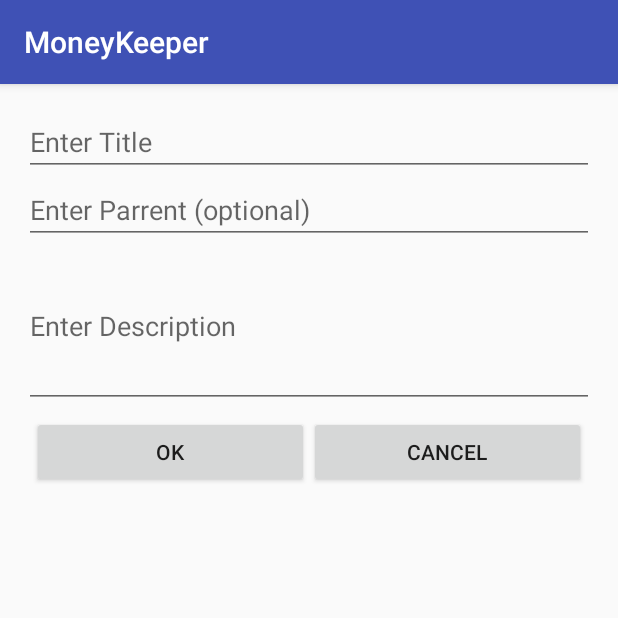
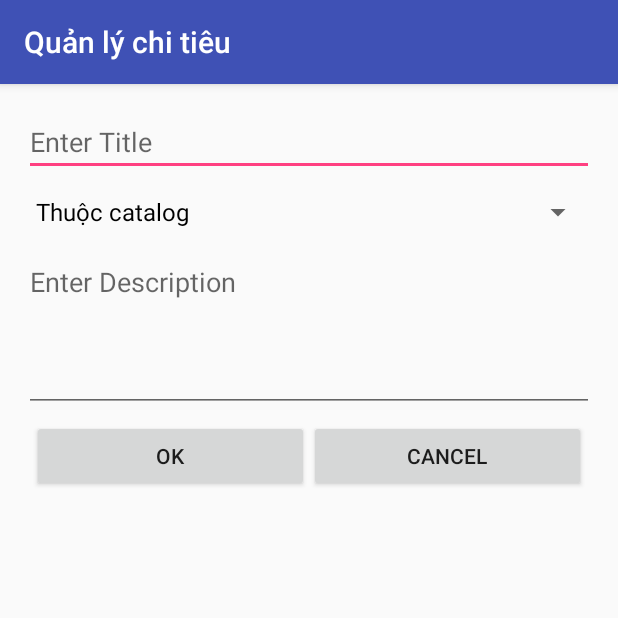
Before and after one commit to ptuanvu/MoneyKeeper, an Android app: the fragment CreateCatalogDialog placed in its activity, on a phone screen of 412 x 824 dp, the top half of it. Run offline under Robolectric (Android 15) with nearby library versions, the phone set to English and light mode, and no system bars; libraries missing offline, so code that uses them is left out: com.orm; 5 statements that could not run were skipped.

Commit message:
Complete catalog

```diff
--- a/app/build.gradle
+++ b/app/build.gradle
@@ -23,5 +23,8 @@ dependencies {
     compile fileTree(dir: 'libs', include: ['*.jar'])
     testCompile 'junit:junit:4.12'
     compile 'com.android.support:appcompat-v7:23.3.0'
+    compile 'com.android.support:cardview-v7:23.3.0'
+    compile 'com.android.support:recyclerview-v7:23.3.0'
+    compile 'com.android.support:design:23.3.0'
     compile 'com.github.satyan:sugar:1.5'
 }
--- a/app/src/main/java/hcmus/vuphan/moneykeeper/dialogs/CreateCatalogDialog.java
+++ b/app/src/main/java/hcmus/vuphan/moneykeeper/dialogs/CreateCatalogDialog.java
@@ -6,27 +6,36 @@ import android.support.annotation.Nullable;
 import android.view.LayoutInflater;
 import android.view.View;
 import android.view.ViewGroup;
+import android.widget.ArrayAdapter;
 import android.widget.Button;
 import android.widget.EditText;
+import android.widget.Spinner;
 import android.widget.Toast;
+
+import java.util.ArrayList;
+import java.util.List;
 
 import hcmus.vuphan.moneykeeper.R;
 import hcmus.vuphan.moneykeeper.model.Catalog;
+import hcmus.vuphan.moneykeeper.scences.CatalogFragment;
 
 /**
  * Created by monster on 15/06/2016.
  */
 public class CreateCatalogDialog extends DialogFragment implements View.OnClickListener {
     Button btnOK, btnCancel;
-    EditText edtTitle, edtDescription, edtParrent;
+    EditText edtTitle, edtDescription;
+    Spinner spnParrent;
 
     private final static String INPUT_CATALOG = "input_catalog";
 
     public static CreateCatalogDialog createInstance(Catalog catalog) {
         CreateCatalogDialog createCatalogDialog = new CreateCatalogDialog();
-        Bundle bundle = new Bundle();
-        bundle.putSerializable(INPUT_CATALOG, catalog);
-        createCatalogDialog.setArguments(bundle);
+        if (catalog != null) {
+            Bundle bundle = new Bundle();
+            bundle.putSerializable(INPUT_CATALOG, catalog);
+            createCatalogDialog.setArguments(bundle);
+        }
         return createCatalogDialog;
     }
 
@@ -34,6 +43,7 @@ public class CreateCatalogDialog extends DialogFragment implements View.OnClickL
     @Override
     public View onCreateView(LayoutInflater inflater, ViewGroup container, Bundle savedInstanceState) {
         View view = inflater.inflate(R.layout.create_catalog_layout, container, false);
+
         btnOK = (Button) view.findViewById(R.id.btnOK);
         btnCancel = (Button) view.findViewById(R.id.btnCancel);
 
@@ -41,8 +51,29 @@ public class CreateCatalogDialog extends DialogFragment implements View.OnClickL
         btnCancel.setOnClickListener(this);
 
         edtDescription = (EditText) view.findViewById(R.id.edtDescription);
-        edtParrent = (EditText) view.findViewById(R.id.edtParrent);
         edtTitle = (EditText) view.findViewById(R.id.edtTitle);
+        spnParrent = (Spinner) view.findViewById(R.id.spnParrent);
+
+        List<Catalog> catalogs = Catalog.listAll(Catalog.class);
+        List<String> list = new ArrayList<>();
+        list.add("Thuộc catalog");
+        for (Catalog c: catalogs
+             ) {
+            list.add(c.getTitle());
+        }
+        ArrayAdapter<String> dataAdapter = new ArrayAdapter<String>(getActivity(), android.R.layout.simple_spinner_dropdown_item, list);
+        spnParrent.setAdapter(dataAdapter);
+        Bundle bundle = getArguments();
+        if (bundle != null) {
+            Catalog c = (Catalog) bundle.getSerializable(INPUT_CATALOG);
+            edtTitle.setText(c.getTitle());
+            //edtParrent.setText(c.getIdParrent().toString());
+            spnParrent.setEnabled(false);
+            edtDescription.setText(c.getDescription());
+            getDialog().setTitle("Chỉnh sửa lại catalog");
+        } else {
+            getDialog().setTitle("Tạo mới dialog");
+        }
 
         return view;
 
@@ -52,7 +83,15 @@ public class CreateCatalogDialog extends DialogFragment implements View.OnClickL
     public void onClick(View v) {
         switch (v.getId()) {
             case R.id.btnOK:
-                OnCreateCatalogOK(edtTitle.getText().toString(), edtDescription.getText().toString(), edtParrent.getText().toString());
+                Long idParrent = -1L;
+
+                if (String.valueOf(spnParrent.getSelectedItem()) == "Thuộc catalog") {
+                    idParrent = -1L;
+                } else {
+                    Catalog c = Catalog.find(Catalog.class, "title = ?", String.valueOf(spnParrent.getSelectedItem())).get(0);
+                    idParrent = c.getIdParrent();
+                }
+                OnCreateCatalogOK(edtTitle.getText().toString(), edtDescription.getText().toString(), idParrent);
                 dismiss();
                 break;
             case R.id.btnCancel:
@@ -61,20 +100,21 @@ public class CreateCatalogDialog extends DialogFragment implements View.OnClickL
         }
     }
 
-    private void OnCreateCatalogOK(String s, String s1, String s2) {
-        Long idParrent = s2 == "" ? Long.valueOf("-1") : Long.valueOf(s2);
+    private void OnCreateCatalogOK(String s, String s1, Long s3) {
+
+
         Bundle bundle = getArguments();
+
         Catalog catalog = null;
         if (bundle != null) {
             catalog = (Catalog) bundle.getSerializable(INPUT_CATALOG);
             catalog.setTitle(s);
             catalog.setDescription(s1);
-            catalog.setIdParrent(idParrent);
         } else {
-            catalog = new Catalog(s, s1,idParrent);
+            catalog = new Catalog(s, s1, s3);
         }
-
         catalog.save();
+        CatalogFragment.RefreshRecyclerViewCatalogs();
 
     }
 }
--- a/app/src/main/java/hcmus/vuphan/moneykeeper/scences/CatalogFragment.java
+++ b/app/src/main/java/hcmus/vuphan/moneykeeper/scences/CatalogFragment.java
@@ -1,9 +1,13 @@
 package hcmus.vuphan.moneykeeper.scences;
 
 import android.app.Fragment;
+import android.app.FragmentManager;
 import android.content.Context;
 import android.os.Bundle;
 import android.support.annotation.Nullable;
+import android.support.design.widget.FloatingActionButton;
+import android.support.v7.widget.LinearLayoutManager;
+import android.support.v7.widget.RecyclerView;
 import android.view.LayoutInflater;
 import android.view.View;
 import android.view.ViewGroup;
@@ -11,8 +15,11 @@ import android.widget.Button;
 import android.widget.EditText;
 import android.widget.Toast;
 
+import java.util.ArrayList;
+
 import hcmus.vuphan.moneykeeper.MainActivity;
 import hcmus.vuphan.moneykeeper.R;
+import hcmus.vuphan.moneykeeper.adapters.CatalogAdapter;
 import hcmus.vuphan.moneykeeper.dialogs.CreateCatalogDialog;
 import hcmus.vuphan.moneykeeper.model.Catalog;
 
@@ -20,13 +27,14 @@ import hcmus.vuphan.moneykeeper.model.Catalog;
  * Created by monster on 15/06/2016.
  */
 public class CatalogFragment extends Fragment implements View.OnClickListener {
-    Context context;
+    static Context context;
 
-    // Cac view co trong layout
-    Button btnCreate, btnRead, btnUpdate, btnDelete;
-    EditText edtUserInput;
+    //Cac view elements
+    FloatingActionButton fabCreate;
+    static RecyclerView rcvCatalogs;
+    static FragmentManager fragmentManager;
 
-    //
+    RecyclerView.LayoutManager layoutManager;
 
     public void setContext(Context context) {
         this.context = context;
@@ -43,37 +51,32 @@ public class CatalogFragment extends Fragment implements View.OnClickListener {
     @Override
     public View onCreateView(LayoutInflater inflater, ViewGroup container, Bundle savedInstanceState) {
         View view = inflater.inflate(R.layout.catalog_layout, container, false);
-        btnCreate = (Button) view.findViewById(R.id.btnCreate);
-        btnDelete = (Button) view.findViewById(R.id.btnDelete);
-        btnRead = (Button) view.findViewById(R.id.btnRead);
-        btnUpdate = (Button) view.findViewById(R.id.btnUpdate);
-        edtUserInput = (EditText) view.findViewById(R.id.edtUserInput);
 
-        btnCreate.setOnClickListener(this);
-        btnDelete.setOnClickListener(this);
-        btnUpdate.setOnClickListener(this);
-        btnRead.setOnClickListener(this);
+        rcvCatalogs = (RecyclerView) view.findViewById(R.id.rcvCatalogs);
+        fabCreate = (FloatingActionButton) view.findViewById(R.id.fabCreate);
+
+        rcvCatalogs.setHasFixedSize(true);
+        layoutManager = new LinearLayoutManager(context);
+        rcvCatalogs.setLayoutManager(layoutManager);
+
+        RefreshRecyclerViewCatalogs();
+        fabCreate.setOnClickListener(this);
+        fragmentManager = getFragmentManager();
 
         return view;
+    }
+
+    public static void RefreshRecyclerViewCatalogs() {
+        ArrayList catalogs = (ArrayList) Catalog.listAll(Catalog.class);
+        CatalogAdapter catalogAdapter = new CatalogAdapter(catalogs, context);
+        rcvCatalogs.setAdapter(catalogAdapter);
     }
 
     @Override
     public void onClick(View v) {
         switch (v.getId()) {
-            case R.id.btnCreate:
+            case R.id.fabCreate:
                 OnCreateCatalog();
-                break;
-            case R.id.btnDelete:
-                if (edtUserInput.getText().toString() != "")
-                    OnDeleteCatalog(edtUserInput.getText().toString());
-                break;
-            case R.id.btnUpdate:
-                if (edtUserInput.getText().toString() != "") {
-                    OnUpdateCatalog(edtUserInput.getText().toString());
-                }
-                break;
-            case R.id.btnRead:
-                OnReadCatalog();
                 break;
         }
     }
@@ -100,4 +103,9 @@ public class CatalogFragment extends Fragment implements View.OnClickListener {
 
         Toast.makeText(context, "Create Catalog Success", Toast.LENGTH_SHORT).show();
     }
+
+    public static void ShowCreateDialog(Catalog c) {
+        CreateCatalogDialog createCatalogDialog = CreateCatalogDialog.createInstance(c);
+        createCatalogDialog.show(fragmentManager, "dialog");
+    }
 }
--- /dev/null
+++ b/app/src/main/res/drawable/ic_cancel_24dp.xml
@@ -0,0 +1,4 @@
+<vector android:height="48dp" android:viewportHeight="24.0"
+    android:viewportWidth="24.0" android:width="48dp" xmlns:android="http://schemas.android.com/apk/res/android">
+    <path android:fillColor="@color/colorAccent" android:pathData="M12,2C6.47,2 2,6.47 2,12s4.47,10 10,10 10,-4.47 10,-10S17.53,2 12,2zm5,13.59L15.59,17 12,13.41 8.41,17 7,15.59 10.59,12 7,8.41 8.41,7 12,10.59 15.59,7 17,8.41 13.41,12 17,15.59z"/>
+</vector>
--- /dev/null
+++ b/app/src/main/res/drawable/ic_done_all_24dp.xml
@@ -0,0 +1,4 @@
+<vector android:height="48dp" android:viewportHeight="24.0"
+    android:viewportWidth="24.0" android:width="48dp" xmlns:android="http://schemas.android.com/apk/res/android">
+    <path android:fillColor="@color/colorAccent" android:pathData="M18,7l-1.41,-1.41 -6.34,6.34 1.41,1.41L18,7zm4.24,-1.41L11.66,16.17 7.48,12l-1.41,1.41L11.66,19l12,-12 -1.42,-1.41zM0.41,13.41L6,19l1.41,-1.41L1.83,12 0.41,13.41z"/>
+</vector>
--- /dev/null
+++ b/app/src/main/res/drawable/ic_warning_24dp.xml
@@ -0,0 +1,9 @@
+<vector xmlns:android="http://schemas.android.com/apk/res/android"
+        android:width="24dp"
+        android:height="24dp"
+        android:viewportWidth="24.0"
+        android:viewportHeight="24.0">
+    <path
+        android:fillColor="@color/colorAccent"
+        android:pathData="M1,21h22L12,2 1,21zm12,-3h-2v-2h2v2zm0,-4h-2v-4h2v4z"/>
+</vector>
--- a/app/src/main/res/layout/activity_main.xml
+++ b/app/src/main/res/layout/activity_main.xml
@@ -3,10 +3,6 @@
     xmlns:tools="http://schemas.android.com/tools"
     android:layout_width="match_parent"
     android:layout_height="match_parent"
-    android:paddingBottom="@dimen/activity_vertical_margin"
-    android:paddingLeft="@dimen/activity_horizontal_margin"
-    android:paddingRight="@dimen/activity_horizontal_margin"
-    android:paddingTop="@dimen/activity_vertical_margin"
     android:orientation="vertical"
     tools:context="hcmus.vuphan.moneykeeper.MainActivity">
 
--- a/app/src/main/res/layout/create_catalog_layout.xml
+++ b/app/src/main/res/layout/create_catalog_layout.xml
@@ -1,25 +1,30 @@
 <?xml version="1.0" encoding="utf-8"?>
 <LinearLayout xmlns:android="http://schemas.android.com/apk/res/android"
     android:orientation="vertical" android:layout_width="match_parent"
-    android:layout_height="match_parent">
+    android:layout_height="match_parent"
+    android:padding="16dp">
 
     <EditText
         android:id="@+id/edtTitle"
         android:layout_width="match_parent"
         android:layout_height="wrap_content"
-        android:hint="Enter Title"/>
+        android:hint="Enter Title" >
 
-    <EditText
-        android:id="@+id/edtParrent"
+        <requestFocus ></requestFocus>
+
+    </EditText>
+
+    <Spinner
+        android:id="@+id/spnParrent"
         android:layout_width="match_parent"
-        android:layout_height="wrap_content"
-        android:hint="Enter Parrent (optional)"/>
+        android:layout_height="wrap_content"></Spinner>
 
     <EditText
         android:id="@+id/edtDescription"
         android:layout_width="match_parent"
         android:layout_height="wrap_content"
         android:lines="4"
+        android:gravity="left|top"
         android:hint="Enter Description"/>
 
 
--- a/app/src/main/res/values/strings.xml
+++ b/app/src/main/res/values/strings.xml
@@ -1,3 +1,3 @@
 <resources>
-    <string name="app_name">MoneyKeeper</string>
+    <string name="app_name">Quản lý chi tiêu</string>
 </resources>
```
Also changed, not shown: app/src/main/java/hcmus/vuphan/moneykeeper/adapters/CatalogAdapter.java (added, +107 -0 lines), app/src/main/res/drawable/ic_add_circle_24dp.xml (added, +9 -0 lines), app/src/main/res/drawable/ic_verified_user_24dp.xml (added, +9 -0 lines), app/src/main/res/layout/catalog_item_layout.xml (added, +66 -0 lines), app/src/main/res/layout/catalog_layout.xml (+21 -40 lines), app/src/main/res/drawable/ic_add_white_24dp.png (added), app/src/main/res/drawable/shopping_cart_grey.png (added), 242 other files.
